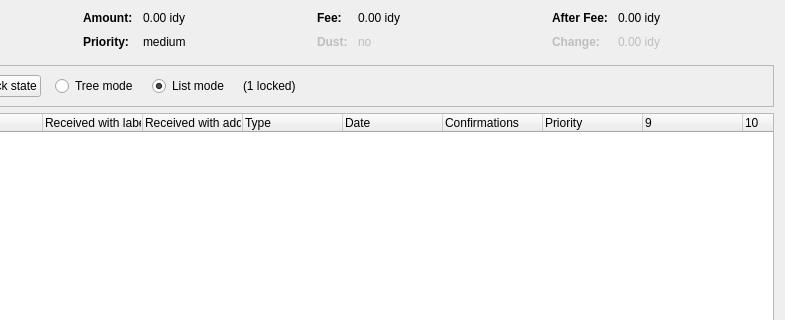
ygtars/industry, file src/qt/forms/coincontroldialog.ui: the form before one commit; both pictures show x 169 to 954 and y 0 to 320 of the 954 by 500 pixel window.
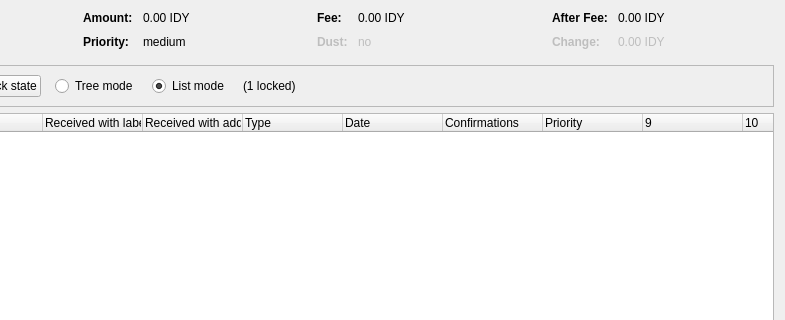
The form after the commit. Custom widgets are drawn as their Qt base class.

```diff
--- a/src/qt/forms/coincontroldialog.ui
+++ b/src/qt/forms/coincontroldialog.ui
@@ -132,7 +132,7 @@
           <enum>Qt::ActionsContextMenu</enum>
          </property>
          <property name="text">
-          <string notr="true">0.00 idy</string>
+          <string notr="true">0.00 IDY</string>
          </property>
          <property name="textInteractionFlags">
           <set>Qt::LinksAccessibleByMouse|Qt::TextSelectableByKeyboard|Qt::TextSelectableByMouse</set>
@@ -206,7 +206,7 @@
           <enum>Qt::ActionsContextMenu</enum>
          </property>
          <property name="text">
-          <string notr="true">0.00 idy</string>
+          <string notr="true">0.00 IDY</string>
          </property>
          <property name="textInteractionFlags">
           <set>Qt::LinksAccessibleByMouse|Qt::TextSelectableByKeyboard|Qt::TextSelectableByMouse</set>
@@ -286,7 +286,7 @@
           <enum>Qt::ActionsContextMenu</enum>
          </property>
          <property name="text">
-          <string notr="true">0.00 idy</string>
+          <string notr="true">0.00 IDY</string>
          </property>
          <property name="textInteractionFlags">
           <set>Qt::LinksAccessibleByMouse|Qt::TextSelectableByKeyboard|Qt::TextSelectableByMouse</set>
@@ -321,7 +321,7 @@
           <enum>Qt::ActionsContextMenu</enum>
          </property>
          <property name="text">
-          <string notr="true">0.00 idy</string>
+          <string notr="true">0.00 IDY</string>
          </property>
          <property name="textInteractionFlags">
           <set>Qt::LinksAccessibleByMouse|Qt::TextSelectableByKeyboard|Qt::TextSelectableByMouse</set>
```
